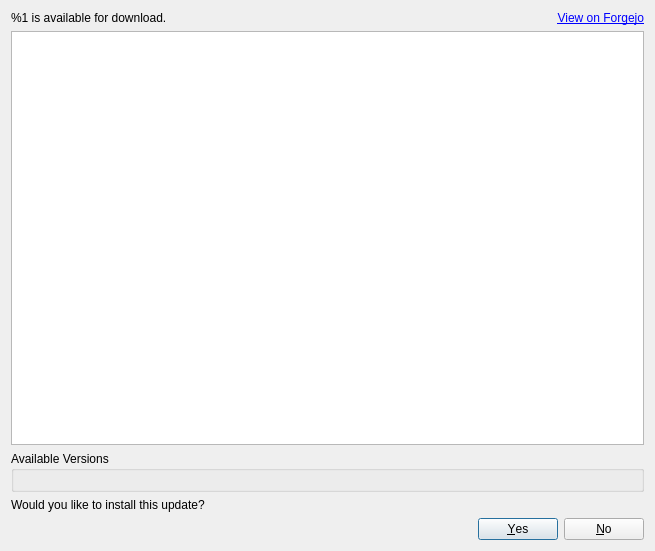
First picture: the form in src/yuzu/updater/update_dialog.ui, repository 0xKnowles/Fritchii, before the edit.
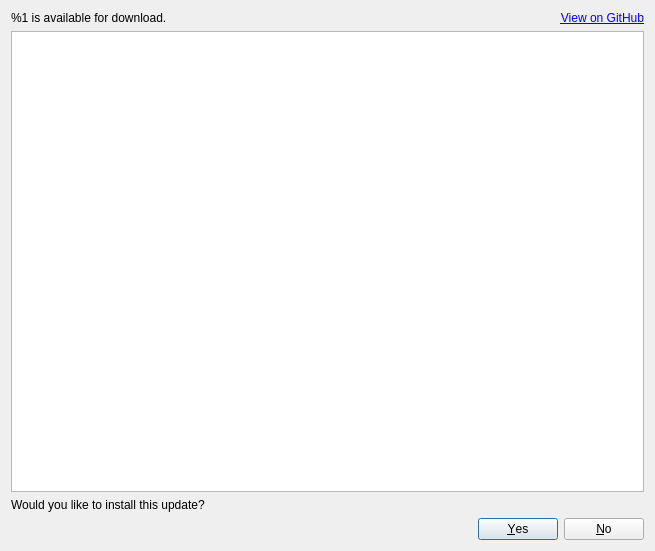
Second picture: the form after the edit.

What changed in the file:
```diff
--- a/src/yuzu/updater/update_dialog.ui
+++ b/src/yuzu/updater/update_dialog.ui
@@ -17,7 +17,7 @@
    <item row="0" column="1">
     <widget class="QLabel" name="url">
      <property name="text">
-      <string>&lt;a href=&quot;%1&quot;&gt;View on Forgejo&lt;/a&gt;</string>
+      <string>&lt;a href=&quot;%1&quot;&gt;View on GitHub&lt;/a&gt;</string>
      </property>
      <property name="alignment">
       <set>Qt::AlignmentFlag::AlignRight|Qt::AlignmentFlag::AlignTrailing|Qt::AlignmentFlag::AlignVCenter</set>
@@ -44,14 +44,6 @@
      </property>
     </widget>
    </item>
-   <item row="2" column="0" colspan="2">
-    <widget class="QGroupBox" name="groupBox">
-     <property name="title">
-      <string>Available Versions</string>
-     </property>
-     <layout class="QVBoxLayout" name="radioButtons"/>
-    </widget>
-   </item>
    <item row="0" column="0">
     <widget class="QLabel" name="version">
      <property name="text">
```
Left out of the diff: 6 changed lines with no effect on the pictures.
